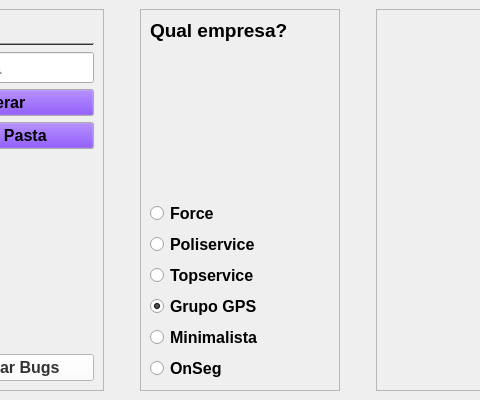
Qt form resources/uis/main.ui (foxtec198/Desktop_GQR) before a commit; both pictures show x 135 to 615 and y 0 to 400 of the 800 by 400 pixel window.
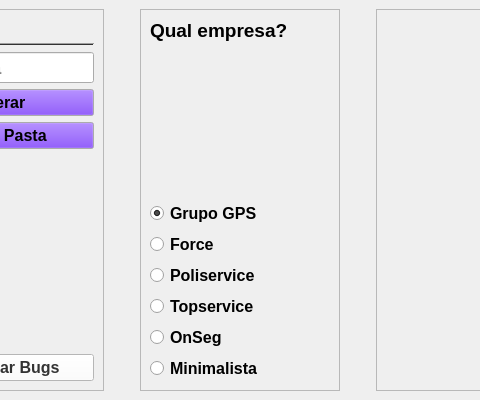
The same form after that commit. Icons and pictures are not drawn.

Diff of the .ui file:
```diff
--- a/resources/uis/main.ui
+++ b/resources/uis/main.ui
@@ -354,6 +354,16 @@
            </property>
           </spacer>
          </item>
+         <item>
+          <widget class="QRadioButton" name="radioButton_6">
+           <property name="text">
+            <string>Grupo GPS</string>
+           </property>
+           <property name="checked">
+            <bool>true</bool>
+           </property>
+          </widget>
+         </item>
          <item>
           <widget class="QRadioButton" name="radioButton_4">
            <property name="text">
@@ -375,23 +385,6 @@
            </property>
           </widget>
          </item>
-         <item>
-          <widget class="QRadioButton" name="radioButton_6">
-           <property name="text">
-            <string>Grupo GPS</string>
-           </property>
-           <property name="checked">
-            <bool>true</bool>
-           </property>
-          </widget>
-         </item>
-         <item>
-          <widget class="QRadioButton" name="radioButton_2">
-           <property name="text">
-            <string>Minimalista</string>
-           </property>
-          </widget>
-         </item>
          <item>
           <widget class="QRadioButton" name="radioButton_5">
            <property name="text">
@@ -399,6 +392,16 @@
            </property>
           </widget>
          </item>
+         <item>
+          <widget class="QRadioButton" name="radioButton_2">
+           <property name="text">
+            <string>Minimalista</string>
+           </property>
+           <property name="shortcut">
+            <string>Ctrl+M</string>
+           </property>
+          </widget>
+         </item>
         </layout>
        </widget>
       </item>
```
